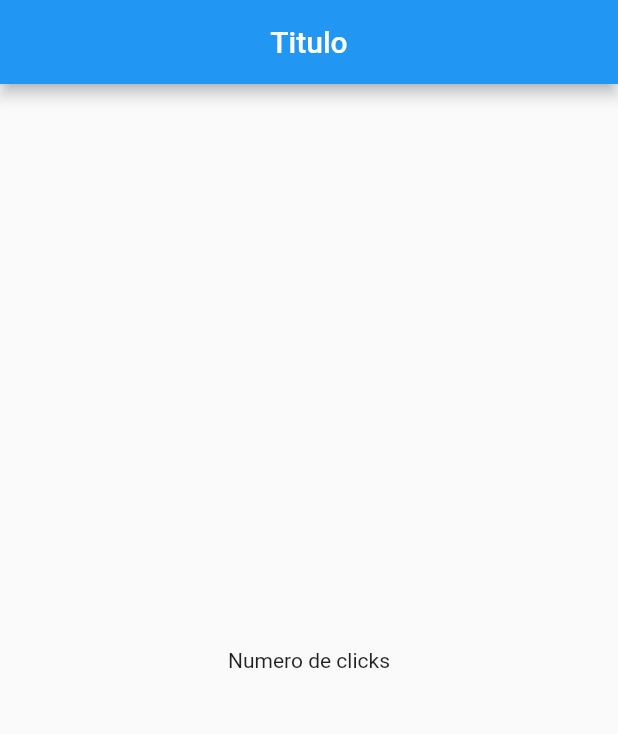
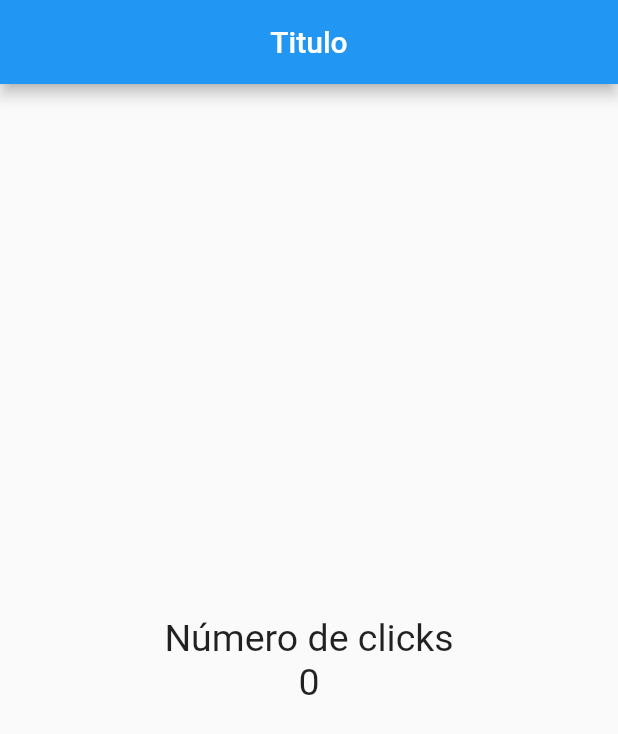
Before and after one commit to fereicod/contador, a Flutter app: the screen it shows after launch, on a phone screen of 412 x 824 dp. Shown: the top 734 px of the screen. Run offline on Flutter 3.47's test engine with Material 2 defaults, Android fonts, the phone set to English and light mode, and no system bars.

Commit message:
add widget Column and style in text

```diff
--- a/lib/src/pages/home_page.dart
+++ b/lib/src/pages/home_page.dart
@@ -2,16 +2,23 @@ import 'package:flutter/material.dart';
 
 class HomePage extends StatelessWidget {
 
+  final estiloTexto = TextStyle(fontSize: 25);
+
   @override
   Widget build(BuildContext context) {
-
     return Scaffold(
       appBar: AppBar(
         title: Text("Titulo"),
         centerTitle: true,
       ),
       body: Center(
-        child: Text("Numero de clicks"),
+        child: Column(
+          mainAxisAlignment: MainAxisAlignment.center,
+          children: <Widget>[
+            Text('Número de clicks', style: estiloTexto),
+            Text('0', style: estiloTexto)
+          ],
+        )
       ),
     );
   }
```
